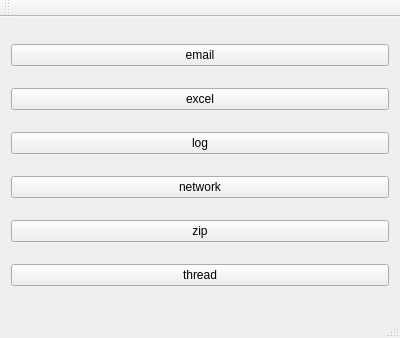
pjh130/qt, file Core/AaaTestCore/mainwindow.ui: the form before one commit.
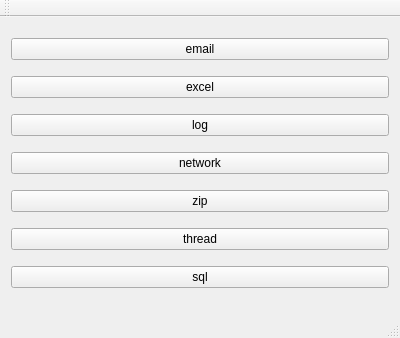
The form after the commit.

The edit to the form file:
```diff
--- a/Core/AaaTestCore/mainwindow.ui
+++ b/Core/AaaTestCore/mainwindow.ui
@@ -57,6 +57,13 @@
       </property>
      </widget>
     </item>
+    <item>
+     <widget class="QPushButton" name="pushButton_sql">
+      <property name="text">
+       <string>sql</string>
+      </property>
+     </widget>
+    </item>
    </layout>
   </widget>
   <widget class="QMenuBar" name="menuBar">
```
